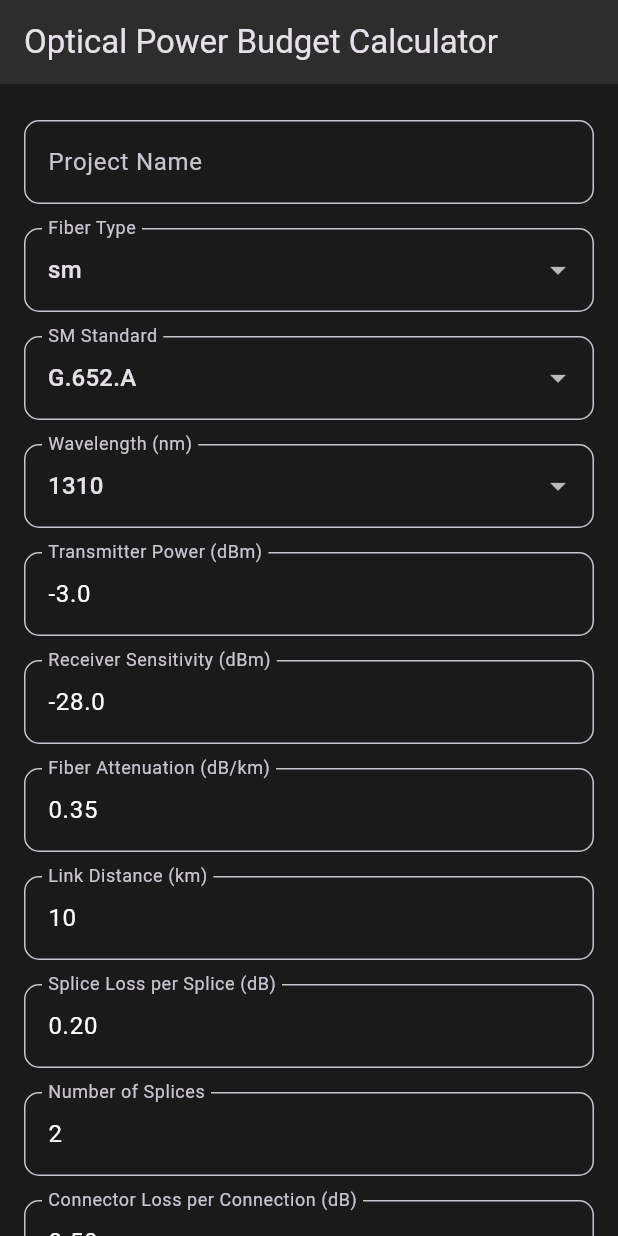
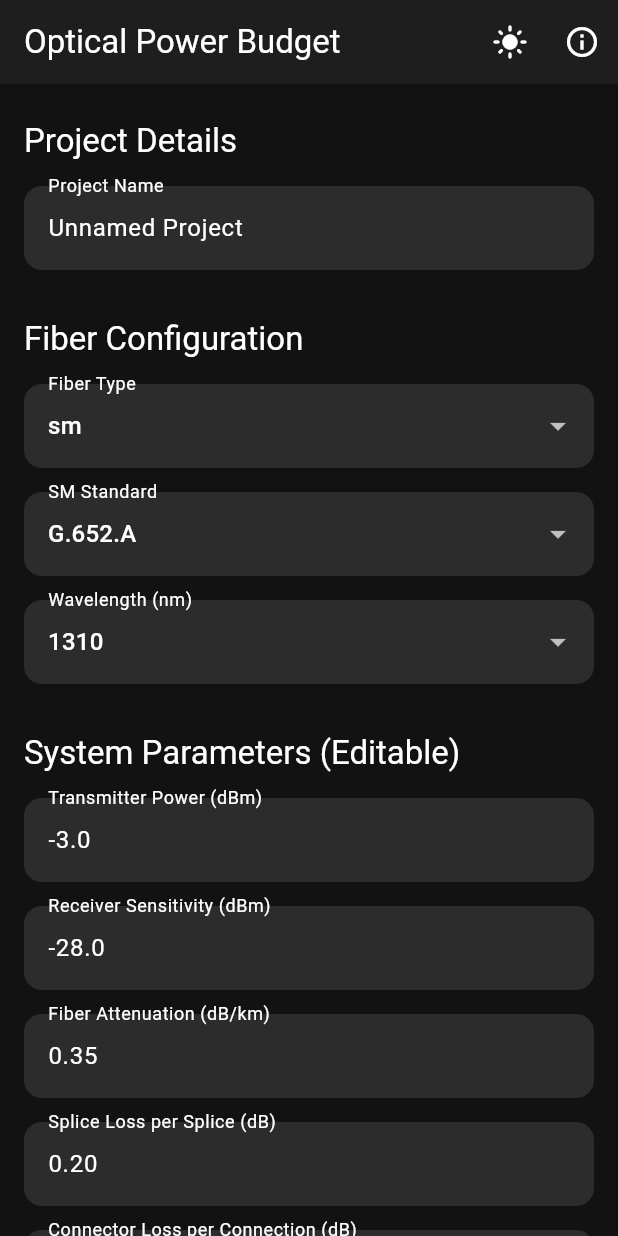
Before and after one commit to ahmedma7goub/OpticalFiberBudget, a Flutter app: the screen it shows after launch, on a phone screen of 412 x 824 dp. Run offline on Flutter 3.47's test engine with Material 3 defaults, Android fonts, the phone set to English and light mode, and no system bars.

Commit message:
Update: the calc and enhance the functionality

```diff
--- a/lib/calculator_screen.dart
+++ b/lib/calculator_screen.dart
@@ -1,19 +1,27 @@
 import 'package:flutter/material.dart';
 
 class CalculatorScreen extends StatefulWidget {
-  const CalculatorScreen({super.key});
+  final VoidCallback onToggleTheme;
+  const CalculatorScreen({super.key, required this.onToggleTheme});
 
   @override
   _CalculatorScreenState createState() => _CalculatorScreenState();
 }
 
 class _CalculatorScreenState extends State<CalculatorScreen> {
-  // Controllers for text fields
-  final _projectNameController = TextEditingController();
+  // Input Controllers
+  final _projectNameController = TextEditingController(text: 'Unnamed Project');
   final _distanceController = TextEditingController();
   final _numSplicesController = TextEditingController();
   final _numConnectorsController = TextEditingController();
   final _otherLossController = TextEditingController();
+
+  // Editable parameter controllers
+  final _txPowerController = TextEditingController();
+  final _rxSensitivityController = TextEditingController();
+  final _fiberLossController = TextEditingController();
+  final _spliceLossController = TextEditingController();
+  final _connectorLossController = TextEditingController();
 
   // State variables
   String _fiberType = 'sm';
@@ -21,17 +29,9 @@ class _CalculatorScreenState extends State<CalculatorScreen> {
   String _mmStandard = 'OM1';
   int _wavelength = 1310;
 
-  // Read-only values derived from standards
-  double _txPower = 0;
-  double _rxSensitivity = 0;
-  double _fiberLoss = 0;
-  double _spliceLoss = 0;
-  double _connectorLoss = 0;
-
   // Results
   String? _resultsText;
 
-  // Data from the web app's JavaScript
   static const Map<String, dynamic> STANDARDS = {
     'sm': {
       'G.652.A': {
@@ -165,15 +165,14 @@ class _CalculatorScreenState extends State<CalculatorScreen> {
         _wavelength = validWavelengths[0];
       }
 
-      _txPower = config['tx'];
-      _rxSensitivity = config['rx'];
-      _fiberLoss = config['loss'][_wavelength].toDouble();
+      _txPowerController.text = config['tx'].toStringAsFixed(1);
+      _rxSensitivityController.text = config['rx'].toStringAsFixed(1);
+      _fiberLossController.text = config['loss'][_wavelength].toDouble().toStringAsFixed(2);
 
       final spliceRange = List<double>.from(config['spliceRange']);
-      _spliceLoss = (spliceRange[0] + spliceRange[1]) / 2;
-      _connectorLoss = config['connectorLoss'];
+      _spliceLossController.text = ((spliceRange[0] + spliceRange[1]) / 2).toStringAsFixed(2);
+      _connectorLossController.text = config['connectorLoss'].toStringAsFixed(2);
 
-      // Set default values for controllers
       _distanceController.text = (_fiberType == 'sm' ? '10' : '100');
       _numSplicesController.text = '2';
       _numConnectorsController.text = '2';
@@ -182,6 +181,12 @@ class _CalculatorScreenState extends State<CalculatorScreen> {
   }
 
   void _calculateBudget() {
+    final txPower = double.tryParse(_txPowerController.text) ?? 0;
+    final rxSensitivity = double.tryParse(_rxSensitivityController.text) ?? 0;
+    final fiberLoss = double.tryParse(_fiberLossController.text) ?? 0;
+    final spliceLoss = double.tryParse(_spliceLossController.text) ?? 0;
+    final connectorLoss = double.tryParse(_connectorLossController.text) ?? 0;
+
     final distance = double.tryParse(_distanceController.text) ?? 0;
     final numSplices = int.tryParse(_numSplicesController.text) ?? 0;
     final numConnectors = int.tryParse(_numConnectorsController.text) ?? 0;
@@ -190,12 +195,12 @@ class _CalculatorScreenState extends State<CalculatorScreen> {
     final effectiveDistance = _fiberType == 'sm' ? distance : distance / 1000;
 
     final totalLoss =
-        (_fiberLoss * effectiveDistance) +
-        (_spliceLoss * numSplices) +
-        (_connectorLoss * numConnectors) +
+        (fiberLoss * effectiveDistance) +
+        (spliceLoss * numSplices) +
+        (connectorLoss * numConnectors) +
         otherLoss;
 
-    final powerBudget = _txPower - _rxSensitivity;
+    final powerBudget = txPower - rxSensitivity;
     final availableMargin = powerBudget - totalLoss;
 
     setState(() {
@@ -206,10 +211,36 @@ Total System Loss: ${totalLoss.toStringAsFixed(2)} dB
 Power Budget: ${powerBudget.toStringAsFixed(2)} dB
 Available Margin: ${availableMargin.toStringAsFixed(2)} dB
 ''';
-      if (availableMargin < 2) {
+      if (availableMargin < 3) {
         _resultsText = (_resultsText ?? '') + '\n⚠️ Low Power Margin! Consider using better components or reducing distance.';
       }
     });
+  }
+
+  void _showAboutDialog() {
+    showDialog(
+      context: context,
+      builder: (context) => AlertDialog(
+        title: const Text('About'),
+        content: const SingleChildScrollView(
+          child: Column(
+            crossAxisAlignment: CrossAxisAlignment.start,
+            children: [
+              Text('Ahmed Mahgoub'),
+              Text('+201157750025'),
+              Text('a.amhgoub@tbteck.com'),
+              Text('Cairo, Egypt'),
+            ],
+          ),
+        ),
+        actions: [
+          TextButton(
+            onPressed: () => Navigator.of(context).pop(),
+            child: const Text('Close'),
+          ),
+        ],
+      ),
+    );
   }
 
   @override
@@ -217,18 +248,31 @@ Available Margin: ${availableMargin.toStringAsFixed(2)} dB
     final standardKey = _fiberType == 'sm' ? _smStandard : _mmStandard;
     final config = STANDARDS[_fiberType][standardKey];
     final validWavelengths = List<int>.from(config['wavelengths']);
+    final isDarkMode = Theme.of(context).brightness == Brightness.dark;
 
     return Scaffold(
       appBar: AppBar(
-        title: const Text('Optical Power Budget Calculator'),
-        backgroundColor: Theme.of(context).cardColor,
+        title: const Text('Optical Power Budget'),
+        actions: [
+          IconButton(
+            icon: Icon(isDarkMode ? Icons.light_mode : Icons.dark_mode),
+            onPressed: widget.onToggleTheme,
+          ),
+          IconButton(
+            icon: const Icon(Icons.info_outline),
+            onPressed: _showAboutDialog,
+          ),
+        ],
       ),
       body: SingleChildScrollView(
         padding: const EdgeInsets.all(16.0),
         child: Column(
           crossAxisAlignment: CrossAxisAlignment.stretch,
           children: [
+            _buildSectionHeader('Project Details'),
             _buildTextField(_projectNameController, 'Project Name'),
+            const SizedBox(height: 16),
+            _buildSectionHeader('Fiber Configuration'),
             _buildDropdown('Fiber Type', _fiberType, ['sm', 'mm'], (val) {
               setState(() {
                 _fiberType = val!;
@@ -255,16 +299,20 @@ Available Margin: ${availableMargin.toStringAsFixed(2)} dB
                 _updateDefaults();
               });
             }),
-            _buildReadOnlyField('Transmitter Power (dBm)', _txPower.toStringAsFixed(1)),
-            _buildReadOnlyField('Receiver Sensitivity (dBm)', _rxSensitivity.toStringAsFixed(1)),
-            _buildReadOnlyField('Fiber Attenuation (dB/km)', _fiberLoss.toStringAsFixed(2)),
+            const SizedBox(height: 16),
+            _buildSectionHeader('System Parameters (Editable)'),
+            _buildTextField(_txPowerController, 'Transmitter Power (dBm)', keyboardType: TextInputType.number),
+            _buildTextField(_rxSensitivityController, 'Receiver Sensitivity (dBm)', keyboardType: TextInputType.number),
+            _buildTextField(_fiberLossController, 'Fiber Attenuation (dB/km)', keyboardType: TextInputType.number),
+            _buildTextField(_spliceLossController, 'Splice Loss per Splice (dB)', keyboardType: TextInputType.number),
+            _buildTextField(_connectorLossController, 'Connector Loss per Connection (dB)', keyboardType: TextInputType.number),
+            const SizedBox(height: 16),
+            _buildSectionHeader('Link Details'),
             _buildTextField(_distanceController, 'Link Distance (${_fiberType == 'sm' ? 'km' : 'm'})', keyboardType: TextInputType.number),
-            _buildReadOnlyField('Splice Loss per Splice (dB)', _spliceLoss.toStringAsFixed(2)),
             _buildTextField(_numSplicesController, 'Number of Splices', keyboardType: TextInputType.number),
-            _buildReadOnlyField('Connector Loss per Connection (dB)', _connectorLoss.toStringAsFixed(2)),
             _buildTextField(_numConnectorsController, 'Number of Connectors', keyboardType: TextInputType.number),
             _buildTextField(_otherLossController, 'Other Losses (dB)', keyboardType: TextInputType.number),
-            const SizedBox(height: 20),
+            const SizedBox(height: 24),
             ElevatedButton(
               onPressed: _calculateBudget,
               child: const Text('Calculate Budget'),
@@ -276,18 +324,25 @@ Available Margin: ${availableMargin.toStringAsFixed(2)} dB
                   padding: const EdgeInsets.all(16.0),
                   decoration: BoxDecoration(
                     color: Theme.of(context).cardColor,
-                    borderRadius: BorderRadius.circular(10.0),
-                    border: Border.all(color: Colors.white10),
+                    borderRadius: BorderRadius.circular(12.0),
+                    border: Border.all(color: Theme.of(context).dividerColor),
                   ),
                   child: Text(
                     _resultsText!,
-                    style: Theme.of(context).textTheme.bodyMedium,
+                    style: Theme.of(context).textTheme.bodyMedium?.copyWith(height: 1.5),
                   ),
                 ),
               ),
           ],
         ),
       ),
+    );
+  }
+
+  Widget _buildSectionHeader(String title) {
+    return Padding(
+      padding: const EdgeInsets.symmetric(vertical: 8.0),
+      child: Text(title, style: Theme.of(context).textTheme.titleLarge),
     );
   }
 
@@ -302,16 +357,6 @@ Available Margin: ${availableMargin.toStringAsFixed(2)} dB
     );
   }
 
-  Widget _buildReadOnlyField(String label, String value) {
-    return Padding(
-      padding: const EdgeInsets.symmetric(vertical: 8.0),
-      child: InputDecorator(
-        decoration: InputDecoration(labelText: label),
-        child: Text(value, style: Theme.of(context).textTheme.bodyLarge),
-      ),
-    );
-  }
-
   Widget _buildDropdown(String label, String value, List<String> items, ValueChanged<String?> onChanged) {
     return Padding(
       padding: const EdgeInsets.symmetric(vertical: 8.0),
@@ -320,6 +365,7 @@ Available Margin: ${availableMargin.toStringAsFixed(2)} dB
         value: value,
         items: items.map((item) => DropdownMenuItem(value: item, child: Text(item))).toList(),
         onChanged: onChanged,
+        isExpanded: true,
       ),
     );
   }
--- a/lib/main.dart
+++ b/lib/main.dart
@@ -1,50 +1,36 @@
 import 'package:flutter/material.dart';
 import 'package:optical_power_budget/calculator_screen.dart';
+import 'package:optical_power_budget/theme.dart';
 
 void main() {
   runApp(const MyApp());
 }
 
-class MyApp extends StatelessWidget {
+class MyApp extends StatefulWidget {
   const MyApp({super.key});
+
+  @override
+  _MyAppState createState() => _MyAppState();
+}
+
+class _MyAppState extends State<MyApp> {
+  ThemeMode _themeMode = ThemeMode.dark;
+
+  void _toggleTheme() {
+    setState(() {
+      _themeMode = _themeMode == ThemeMode.dark ? ThemeMode.light : ThemeMode.dark;
+    });
+  }
 
   @override
   Widget build(BuildContext context) {
     return MaterialApp(
       title: 'Optical Power Budget Calculator',
-      theme: ThemeData(
-        brightness: Brightness.dark,
-        primaryColor: const Color(0xFF2196F3),
-        scaffoldBackgroundColor: const Color(0xFF1a1a1a),
-        cardColor: const Color(0xFF2d2d2d),
-        textTheme: const TextTheme(
-          bodyLarge: TextStyle(color: Colors.white),
-          bodyMedium: TextStyle(color: Colors.white70),
-        ),
-        inputDecorationTheme: InputDecorationTheme(
-          filled: true,
-          fillColor: const Color(0xFF1a1a1a),
-          border: OutlineInputBorder(
-            borderRadius: BorderRadius.circular(10.0),
-            borderSide: const BorderSide(color: Colors.white10),
-          ),
-          focusedBorder: OutlineInputBorder(
-            borderRadius: BorderRadius.circular(10.0),
-            borderSide: const BorderSide(color: Color(0xFF2196F3)),
-          ),
-        ),
-        elevatedButtonTheme: ElevatedButtonThemeData(
-          style: ElevatedButton.styleFrom(
-            backgroundColor: const Color(0xFF2196F3),
-            foregroundColor: Colors.white,
-            padding: const EdgeInsets.symmetric(vertical: 16.0),
-            shape: RoundedRectangleBorder(
-              borderRadius: BorderRadius.circular(10.0),
-            ),
-          ),
-        ),
-      ),
-      home: const CalculatorScreen(),
+      theme: AppTheme.lightTheme,
+      darkTheme: AppTheme.darkTheme,
+      themeMode: _themeMode,
+      home: CalculatorScreen(onToggleTheme: _toggleTheme),
+      debugShowCheckedModeBanner: false,
     );
   }
 }
--- /dev/null
+++ b/lib/theme.dart
@@ -0,0 +1,99 @@
+import 'package:flutter/material.dart';
+
+class AppTheme {
+  static final ThemeData darkTheme = ThemeData(
+    brightness: Brightness.dark,
+    primaryColor: const Color(0xFF0D47A1), // Deeper Blue
+    colorScheme: const ColorScheme.dark(
+      primary: Color(0xFF42A5F5), // Brighter Blue for accents
+      secondary: Color(0xFF1DE9B6), // Teal accent
+      surface: Color(0xFF121212), // True black for surfaces
+      background: Color(0xFF121212),
+      error: Color(0xFFCF6679),
+      onPrimary: Colors.black,
+      onSecondary: Colors.black,
+      onSurface: Colors.white,
+      onBackground: Colors.white,
+      onError: Colors.black,
+    ),
+    scaffoldBackgroundColor: const Color(0xFF121212),
+    cardColor: const Color(0xFF1E1E1E), // Slightly lighter cards
+    inputDecorationTheme: InputDecorationTheme(
+      filled: true,
+      fillColor: const Color(0xFF2C2C2C),
+      border: OutlineInputBorder(
+        borderRadius: BorderRadius.circular(12.0),
+        borderSide: BorderSide.none,
+      ),
+    ),
+    elevatedButtonTheme: ElevatedButtonThemeData(
+      style: ElevatedButton.styleFrom(
+        backgroundColor: const Color(0xFF42A5F5),
+        foregroundColor: Colors.black,
+        shape: RoundedRectangleBorder(
+          borderRadius: BorderRadius.circular(12.0),
+        ),
+        padding: const EdgeInsets.symmetric(vertical: 16.0, horizontal: 24.0),
+      ),
+    ),
+    appBarTheme: const AppBarTheme(
+      backgroundColor: Color(0xFF1E1E1E),
+      elevation: 0,
+    ),
+  );
+
+  static final ThemeData lightTheme = ThemeData(
+    brightness: Brightness.light,
+    primaryColor: const Color(0xFF1976D2), // Classic Blue
+    colorScheme: const ColorScheme.light(
+      primary: Color(0xFF1976D2),
+      secondary: Color(0xFF009688), // Teal accent
+      surface: Color(0xFFFFFFFF),
+      background: Color(0xFFF4F6F8), // Light grey background
+      error: Color(0xFFD32F2F),
+      onPrimary: Colors.white,
+      onSecondary: Colors.white,
+      onSurface: Colors.black87,
+      onBackground: Colors.black87,
+      onError: Colors.white,
+    ),
+    scaffoldBackgroundColor: const Color(0xFFF4F6F8),
+    cardColor: Colors.white,
+    inputDecorationTheme: InputDecorationTheme(
+      filled: true,
+      fillColor: Colors.white,
+      border: OutlineInputBorder(
+        borderRadius: BorderRadius.circular(12.0),
+        borderSide: const BorderSide(color: Color(0xFFE0E0E0)),
+      ),
+      enabledBorder: OutlineInputBorder(
+        borderRadius: BorderRadius.circular(12.0),
+        borderSide: const BorderSide(color: Color(0xFFE0E0E0)),
+      ),
+      focusedBorder: OutlineInputBorder(
+        borderRadius: BorderRadius.circular(12.0),
+        borderSide: const BorderSide(color: Color(0xFF1976D2), width: 2.0),
+      ),
+    ),
+    elevatedButtonTheme: ElevatedButtonThemeData(
+      style: ElevatedButton.styleFrom(
+        backgroundColor: const Color(0xFF1976D2),
+        foregroundColor: Colors.white,
+        shape: RoundedRectangleBorder(
+          borderRadius: BorderRadius.circular(12.0),
+        ),
+        padding: const EdgeInsets.symmetric(vertical: 16.0, horizontal: 24.0),
+      ),
+    ),
+    appBarTheme: const AppBarTheme(
+      backgroundColor: Colors.white,
+      elevation: 1,
+      iconTheme: IconThemeData(color: Colors.black87),
+      titleTextStyle: TextStyle(
+        color: Colors.black87,
+        fontSize: 20,
+        fontWeight: FontWeight.w500,
+      ),
+    ),
+  );
+}
```
Also changed, not shown: pubspec.yaml (+3 -5 lines).
